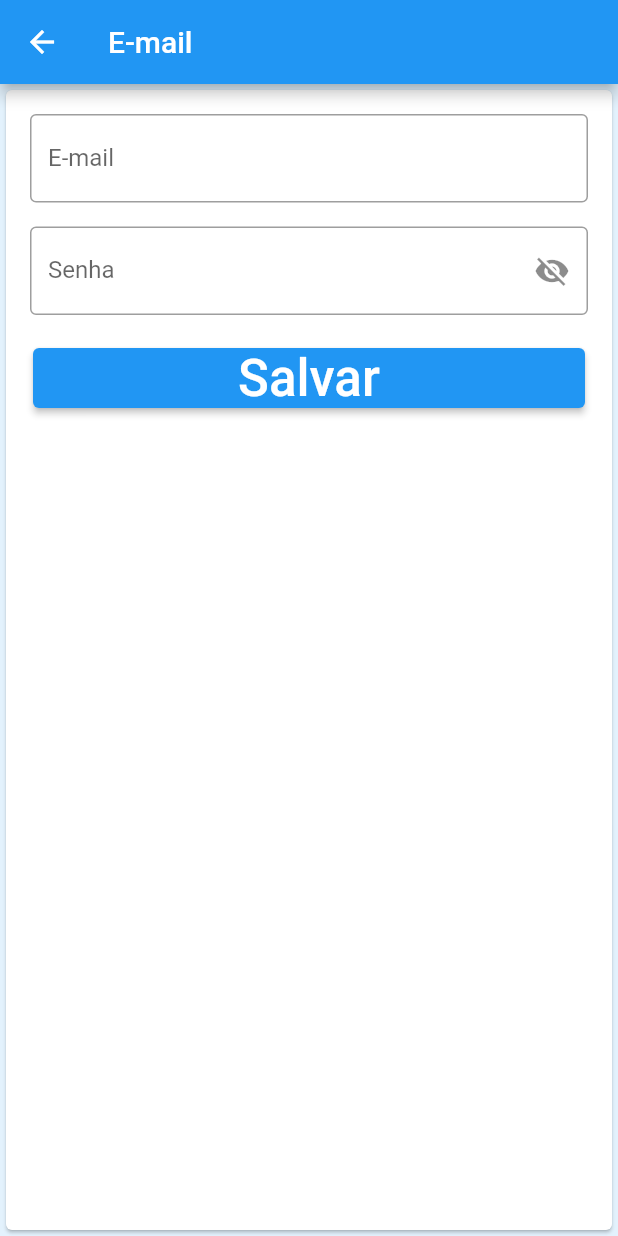
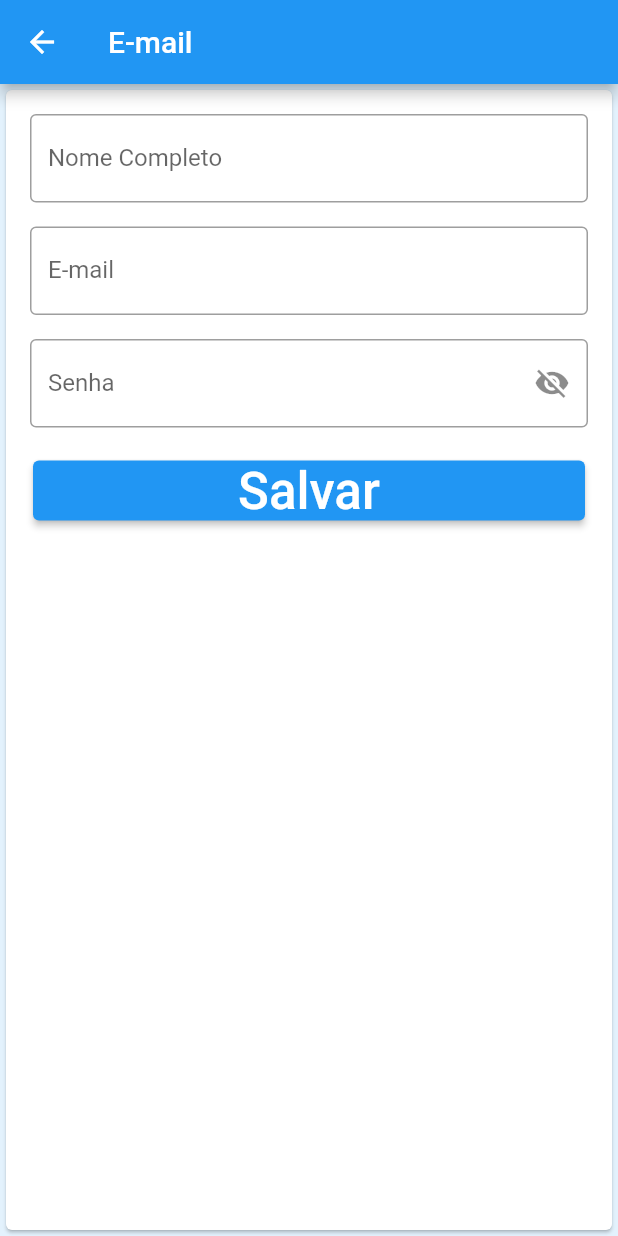
Before and after one commit to Wellington-gc/tcc_app, a Flutter app: the EmailSettingsScreen screen opened directly, after a tap on "Salvar", on a phone screen of 412 x 824 dp. Run offline on Flutter 3.47's test engine with Material 2 defaults, Android fonts, the phone set to English and light mode, and no system bars; our stand-ins replace flutter_blue, flutter_countdown_timer, hive, hive_flutter, mask_text_input_formatter, timezone; missing offline and left inert: mailer, telephony; accounts and stored records are empty.

```diff
--- a/lib/models/setting.dart
+++ b/lib/models/setting.dart
@@ -5,12 +5,16 @@ part 'setting.g.dart';
 @HiveType(typeId: 2)
 class Setting {
   @HiveField(0)
+  final String name;
+
+  @HiveField(1)
   final String email;
 
-  @HiveField(1)
+  @HiveField(2)
   final String password;
 
   Setting({
+    required this.name,
     required this.email,
     required this.password,
   });
--- a/lib/screens/email_settings_page.dart
+++ b/lib/screens/email_settings_page.dart
@@ -11,6 +11,7 @@ class EmailSettingsScreen extends StatefulWidget {
 
 class _EmailSettingsScreenState extends State<EmailSettingsScreen> {
   final emailController = TextEditingController();
+  final nameController = TextEditingController();
   final passwordController = TextEditingController();
   bool _passwordVisible = false;
   Box<Setting> settingsBox = Hive.box('settings');
@@ -20,6 +21,7 @@ class _EmailSettingsScreenState extends State<EmailSettingsScreen> {
     super.initState();
     _passwordVisible = false;
     if (settingsBox.values.isNotEmpty) {
+      nameController.text = settingsBox.values.first.name;
       emailController.text = settingsBox.values.first.email;
       passwordController.text = settingsBox.values.first.password;
     }
@@ -38,6 +40,16 @@ class _EmailSettingsScreenState extends State<EmailSettingsScreen> {
             child: Column(
               crossAxisAlignment: CrossAxisAlignment.stretch,
               children: [
+                Padding(
+                  padding: const EdgeInsets.all(8.0),
+                  child: TextField(
+                    controller: nameController,
+                    decoration: const InputDecoration(
+                      labelText: 'Nome Completo',
+                      border: OutlineInputBorder(),
+                    ),
+                  ),
+                ),
                 Padding(
                   padding: const EdgeInsets.all(8.0),
                   child: TextField(
@@ -77,13 +89,24 @@ class _EmailSettingsScreenState extends State<EmailSettingsScreen> {
                   padding: const EdgeInsets.all(10.0),
                   child: ElevatedButton(
                     onPressed: () async {
+                      if (settingsBox.isNotEmpty) {
                         await settingsBox.putAt(
                           0,
                           Setting(
+                            name: nameController.text,
                             email: emailController.text,
                             password: passwordController.text,
                           ),
                         );
+                      } else {
+                        await settingsBox.add(
+                          Setting(
+                            name: nameController.text,
+                            email: emailController.text,
+                            password: passwordController.text,
+                          ),
+                        );
+                      }
                     },
                     child: const Text(
                       'Salvar',
--- a/pubspec.yaml
+++ b/pubspec.yaml
@@ -43,6 +43,7 @@ dependencies:
   mailer: ^5.1.0
   telephony: ^0.1.4
   mask_text_input_formatter: ^2.3.0
+  intl: ^0.17.0
 
 dev_dependencies:
   flutter_test:
```
Also changed, not shown: lib/screens/alarm_page.dart (+9 -3 lines), lib/models/setting.g.dart, pubspec.lock. Lines whose indentation alone changed are shown as unchanged.
